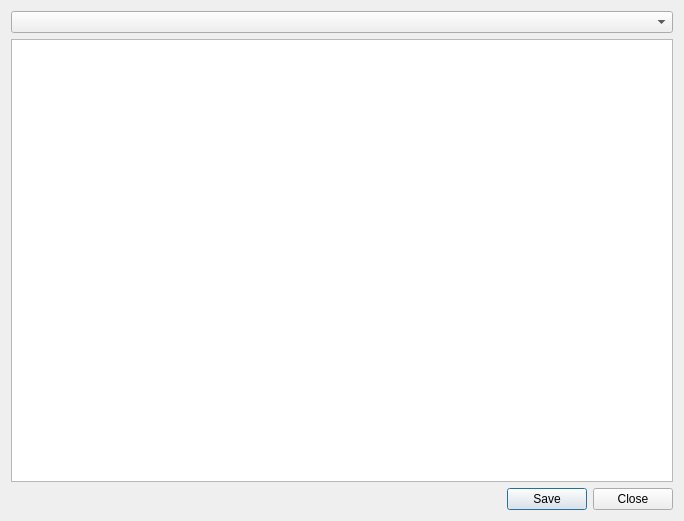
Above: src/Gui/Player/GUI_Logger.ui from Inferno214221/sayonara-player before the change. Below: the same form after it.
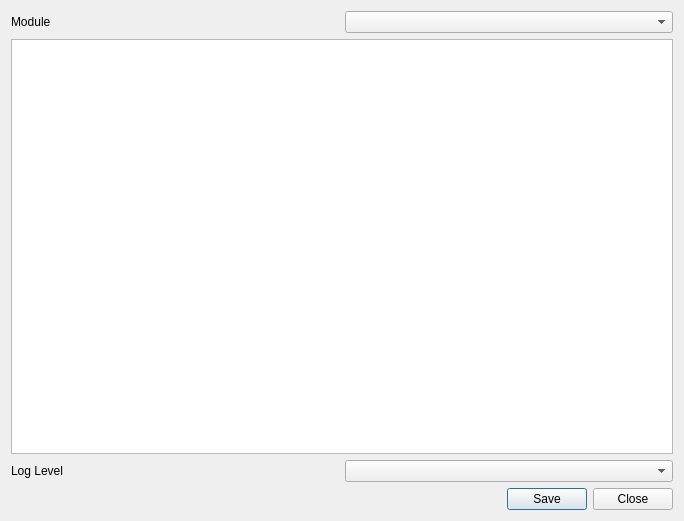
That is the form after the change.

```diff
--- a/src/Gui/Player/GUI_Logger.ui
+++ b/src/Gui/Player/GUI_Logger.ui
@@ -11,23 +11,44 @@
    </rect>
   </property>
   <layout class="QGridLayout" name="gridLayout">
-   <item row="0" column="0">
-    <layout class="QHBoxLayout" name="horizontalLayout">
-     <item>
-      <widget class="QComboBox" name="comboModules"/>
-     </item>
-    </layout>
-   </item>
-   <item row="1" column="0">
+   <item row="3" column="0">
     <widget class="QTextEdit" name="teLog"/>
    </item>
-   <item row="2" column="0">
+   <item row="5" column="0">
     <widget class="QDialogButtonBox" name="buttonBox">
      <property name="standardButtons">
       <set>QDialogButtonBox::Close|QDialogButtonBox::Save</set>
      </property>
     </widget>
    </item>
+   <item row="2" column="0">
+    <layout class="QHBoxLayout" name="horizontalLayout">
+     <item>
+      <widget class="QLabel" name="labModule">
+       <property name="text">
+        <string>Module</string>
+       </property>
+      </widget>
+     </item>
+     <item>
+      <widget class="QComboBox" name="comboModules"/>
+     </item>
+    </layout>
+   </item>
+   <item row="4" column="0">
+    <layout class="QHBoxLayout" name="horizontalLayout_2">
+     <item>
+      <widget class="QLabel" name="labLogLevel">
+       <property name="text">
+        <string notr="true">Log Level</string>
+       </property>
+      </widget>
+     </item>
+     <item>
+      <widget class="QComboBox" name="comboLogLevel"/>
+     </item>
+    </layout>
+   </item>
   </layout>
  </widget>
  <resources/>
```
